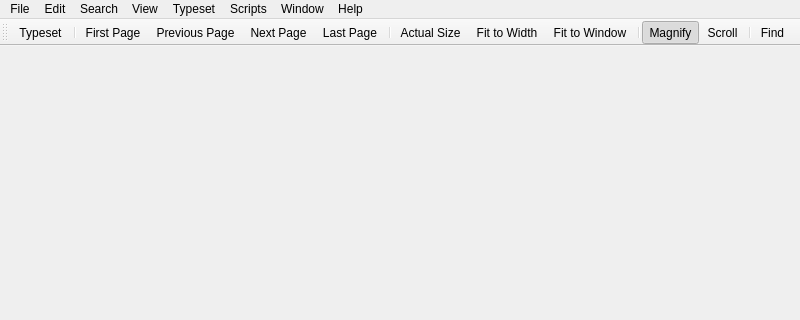
Above: src/PDFDocument.ui from Sharpie/TeXworks before the change; both pictures show x 0 to 800 and y 0 to 320 of the 800 by 600 pixel window. Below: the same form after it.
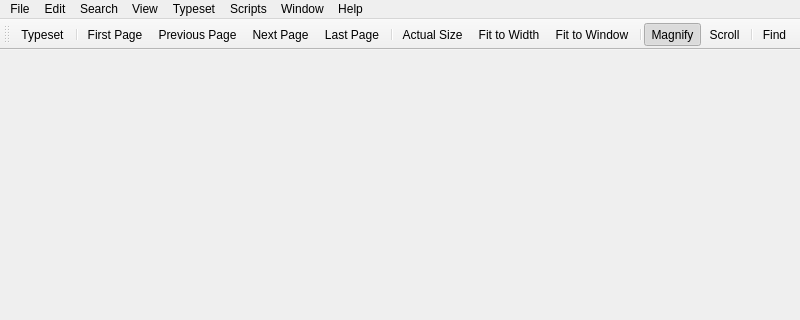
That is the form after the change. Icons and pictures are not drawn.

Commit message:
Limit toolbar padding to tools to avoid cropping of tooltips on Windows (issue 387)
Related Qt-bug: http://bugreports.qt.nokia.com/browse/QTBUG-7874
Nevertheless, padding only the QToolButton's seems reasonable

The edit to the form file:
```diff
--- a/src/PDFDocument.ui
+++ b/src/PDFDocument.ui
@@ -152,7 +152,7 @@
     <string>Toolbar</string>
    </property>
    <property name="styleSheet">
-    <string notr="true">padding:2px</string>
+    <string notr="true">QToolButton { padding:2px; }</string>
    </property>
    <property name="iconSize">
     <size>
```
The commit also changes 3 other files.
